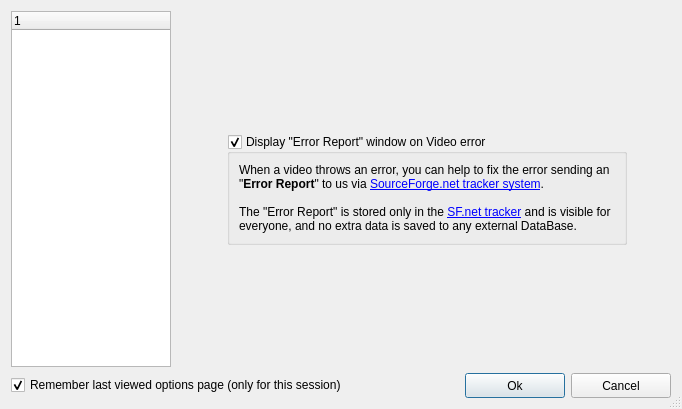
Qt form ui/options.ui (ckorn/xvst) before a commit.
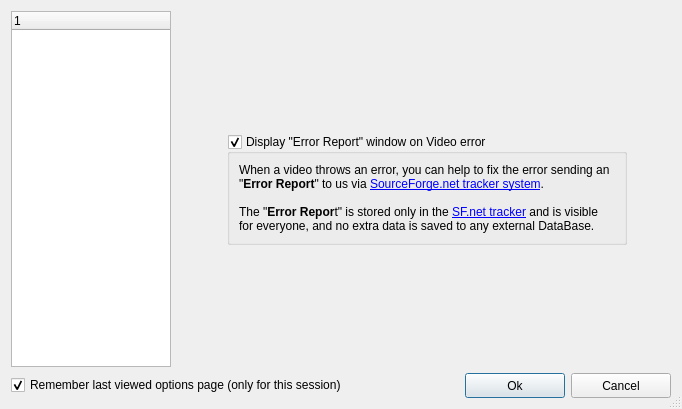
The same form after that commit. Icons and pictures are not drawn.

Commit message: Revised "Tracker" description in "Options" window.

What changed in the file:
```diff
--- a/ui/options.ui
+++ b/ui/options.ui
@@ -1302,7 +1302,7 @@
           <item row="0" column="0" >
            <widget class="QLabel" name="lblErrorReportInfo" >
             <property name="text" >
-             <string>When a video throws an error, you can help to fix the error sending an "&lt;b>Error Report&lt;/b>" to us via &lt;a href="http://sourceforge.net/tracker/?group_id=205061&amp;atid=1037803">SourceForge.net tracker system&lt;/a>.&lt;br>&lt;br>The "Error Report" is stored only in the &lt;a href="http://sourceforge.net/tracker/?group_id=205061">SF.net tracker&lt;/a> and is visible for everyone, and no extra data is saved to any external DataBase.</string>
+             <string>When a video throws an error, you can help to fix the error sending an "&lt;b>Error Report&lt;/b>" to us via &lt;a href="http://sourceforge.net/tracker/?group_id=205061&amp;atid=1037803">SourceForge.net tracker system&lt;/a>.&lt;br>&lt;br>The "&lt;b>Error Repor&lt;/b>t" is stored only in the &lt;a href="http://sourceforge.net/tracker/?group_id=205061">SF.net tracker&lt;/a> and is visible for everyone, and no extra data is saved to any external DataBase.</string>
             </property>
             <property name="wordWrap" >
              <bool>true</bool>
```
